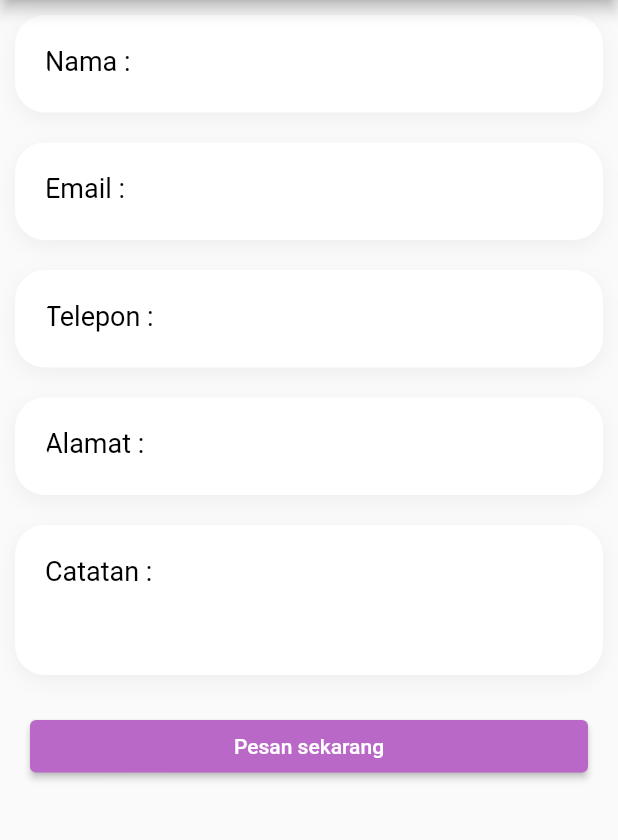
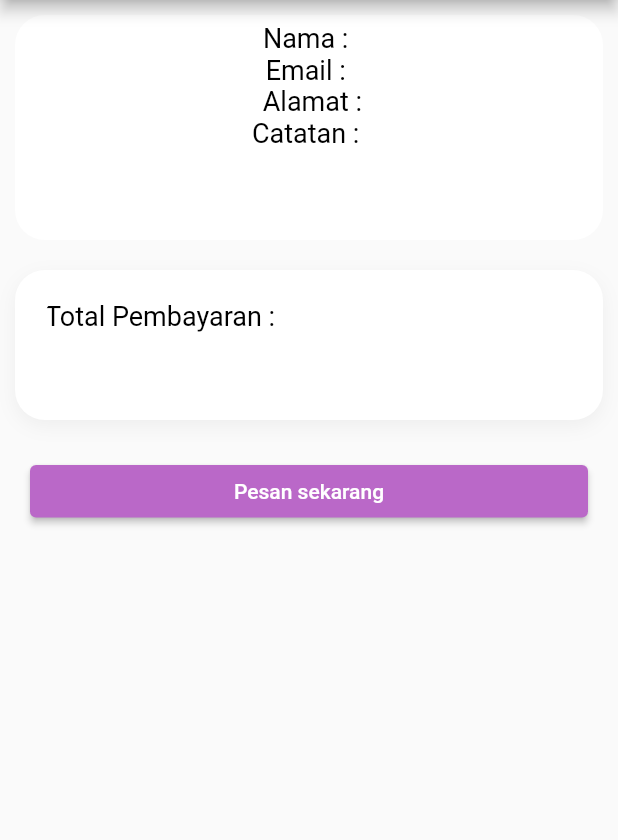
Before and after one commit to Deaar244/home-service, a Flutter app: the HalamanHasil screen opened directly, on a phone screen of 412 x 824 dp, the part 84-924 px from its top. Run offline on Flutter 3.47's test engine with Material 2 defaults, Android fonts, the phone set to English and light mode, and no system bars; our stand-ins replace table_calendar; network calls fail.

Commit message:
page lima ui

```diff
--- a/lib/pages/halaman_lima.dart
+++ b/lib/pages/halaman_lima.dart
@@ -33,32 +33,45 @@ class HalamanHasil extends StatelessWidget {
             Padding(
                 padding: EdgeInsets.symmetric(horizontal: 10.0, vertical: 10),
                 child: Container(
-                  padding: EdgeInsets.all(20.0),
+                  padding: EdgeInsets.all(5.0),
                   width: 500,
-                  height: 65,
+                  height: 150,
                   decoration: BoxDecoration(
                     color: Colors.white,
                     borderRadius: BorderRadius.circular(20.0),
-                    boxShadow: [
-                      BoxShadow(
-                        color: Colors.grey.shade200,
-                        offset: Offset(0, 4),
-                        blurRadius: 10.0,
-                      ),
-                    ],
                   ),
                   child: Column(
                     children: [
-                      Row(
+                      Column(
                         children: [
-                          ClipRRect(
-                            borderRadius: BorderRadius.circular(15.0),
-                            child: Text(
-                              'Nama : $nama',
-                              style: TextStyle(
-                                color: Colors.black,
-                                fontSize: 18,
-                              ),
+                          Text(
+                            'Nama : $nama',
+                            style: TextStyle(
+                              color: Colors.black,
+                              fontSize: 18,
+                            ),
+                          ),
+                          Text(
+                            'Email : $email',
+                            style: TextStyle(
+                              color: Colors.black,
+                              fontSize: 18,
+                            ),
+                          ),
+                          Text(
+                            'Alamat : $alamat',
+                            textAlign: TextAlign.right,
+                            style: TextStyle(
+                              color: Colors.black,
+                              fontSize: 18,
+                            ),
+                          ),
+                          Text(
+                            'Catatan : $catatan',
+                            textAlign: TextAlign.left,
+                            style: TextStyle(
+                              color: Colors.black,
+                              fontSize: 18,
                             ),
                           ),
                         ],
@@ -66,114 +79,43 @@ class HalamanHasil extends StatelessWidget {
                     ],
                   ),
                 )),
-            Padding(
-                padding: EdgeInsets.symmetric(horizontal: 10.0, vertical: 10),
-                child: Container(
-                  padding: EdgeInsets.all(20.0),
-                  width: 500,
-                  height: 65,
-                  decoration: BoxDecoration(
-                    color: Colors.white,
-                    borderRadius: BorderRadius.circular(20.0),
-                    boxShadow: [
-                      BoxShadow(
-                        color: Colors.grey.shade200,
-                        offset: Offset(0, 4),
-                        blurRadius: 10.0,
-                      ),
-                    ],
-                  ),
-                  child: Column(
-                    children: [
-                      Row(
-                        children: [
-                          ClipRRect(
-                            borderRadius: BorderRadius.circular(15.0),
-                            child: Text(
-                              'Email : $email',
-                              style: TextStyle(
-                                color: Colors.black,
-                                fontSize: 18,
-                              ),
-                            ),
-                          ),
-                        ],
-                      )
-                    ],
-                  ),
-                )),
-            Padding(
-                padding: EdgeInsets.symmetric(horizontal: 10.0, vertical: 10),
-                child: Container(
-                  padding: EdgeInsets.all(20.0),
-                  width: 500,
-                  height: 65,
-                  decoration: BoxDecoration(
-                    color: Colors.white,
-                    borderRadius: BorderRadius.circular(20.0),
-                    boxShadow: [
-                      BoxShadow(
-                        color: Colors.grey.shade200,
-                        offset: Offset(0, 4),
-                        blurRadius: 10.0,
-                      ),
-                    ],
-                  ),
-                  child: Column(
-                    children: [
-                      Row(
-                        children: [
-                          ClipRRect(
-                            borderRadius: BorderRadius.circular(15.0),
-                            child: Text(
-                              'Telepon : $telepon',
-                              style: TextStyle(
-                                color: Colors.black,
-                                fontSize: 18,
-                              ),
-                            ),
-                          ),
-                        ],
-                      )
-                    ],
-                  ),
-                )),
-            Padding(
-                padding: EdgeInsets.symmetric(horizontal: 10.0, vertical: 10),
-                child: Container(
-                  padding: EdgeInsets.all(20.0),
-                  width: 500,
-                  height: 65,
-                  decoration: BoxDecoration(
-                    color: Colors.white,
-                    borderRadius: BorderRadius.circular(20.0),
-                    boxShadow: [
-                      BoxShadow(
-                        color: Colors.grey.shade200,
-                        offset: Offset(0, 4),
-                        blurRadius: 10.0,
-                      ),
-                    ],
-                  ),
-                  child: Column(
-                    children: [
-                      Row(
-                        children: [
-                          ClipRRect(
-                            borderRadius: BorderRadius.circular(15.0),
-                            child: Text(
-                              'Alamat : $alamat',
-                              style: TextStyle(
-                                color: Colors.black,
-                                fontSize: 18,
-                              ),
-                            ),
-                          ),
-                        ],
-                      )
-                    ],
-                  ),
-                )),
+            // Padding(
+            //     padding: EdgeInsets.symmetric(horizontal: 10.0, vertical: 10),
+            //     child: Container(
+            //       padding: EdgeInsets.all(20.0),
+            //       width: 500,
+            //       height: 65,
+            //       decoration: BoxDecoration(
+            //         color: Colors.white,
+            //         borderRadius: BorderRadius.circular(20.0),
+            //         boxShadow: [
+            //           BoxShadow(
+            //             color: Colors.grey.shade200,
+            //             offset: Offset(0, 4),
+            //             blurRadius: 10.0,
+            //           ),
+            //         ],
+            //       ),
+            //       child: Column(
+            //         children: [
+            //           Row(
+            //             children: [
+            //               ClipRRect(
+            //                 borderRadius: BorderRadius.circular(15.0),
+            //                 child: Text(
+            //                   'Telepon : $telepon',
+            //                   style: TextStyle(
+            //                     color: Colors.black,
+            //                     fontSize: 18,
+            //                   ),
+            //                 ),
+            //               ),
+            //             ],
+            //           )
+            //         ],
+            //       ),
+            //     )),
+
             Padding(
                 padding: EdgeInsets.symmetric(horizontal: 10.0, vertical: 10),
                 child: Container(
@@ -198,7 +140,7 @@ class HalamanHasil extends StatelessWidget {
                           ClipRRect(
                             borderRadius: BorderRadius.circular(15.0),
                             child: Text(
-                              'Catatan : $catatan',
+                              'Total Pembayaran : ',
                               style: TextStyle(
                                 color: Colors.black,
                                 fontSize: 18,
@@ -210,17 +152,6 @@ class HalamanHasil extends StatelessWidget {
                     ],
                   ),
                 )),
-
-            // Container(
-            //   margin: EdgeInsets.all(10),
-            //   child: Text(
-            //     'Email : $email',
-            //     style: TextStyle(
-            //       color: Colors.black,
-            //       fontSize: 18,
-            //     ),
-            //   ),
-            // ),
             Column(
               children: [
                 // Text(
```
